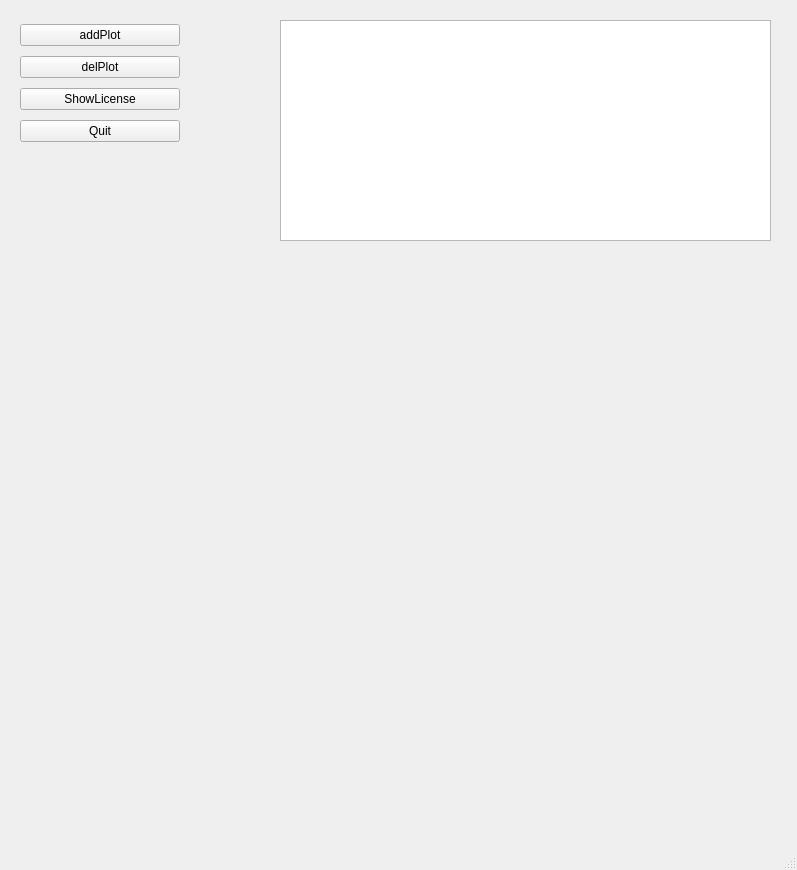
The window that papi/ui/quitter.ui (mijaru123/PaPI) describes before a commit, drawn with Qt 5.
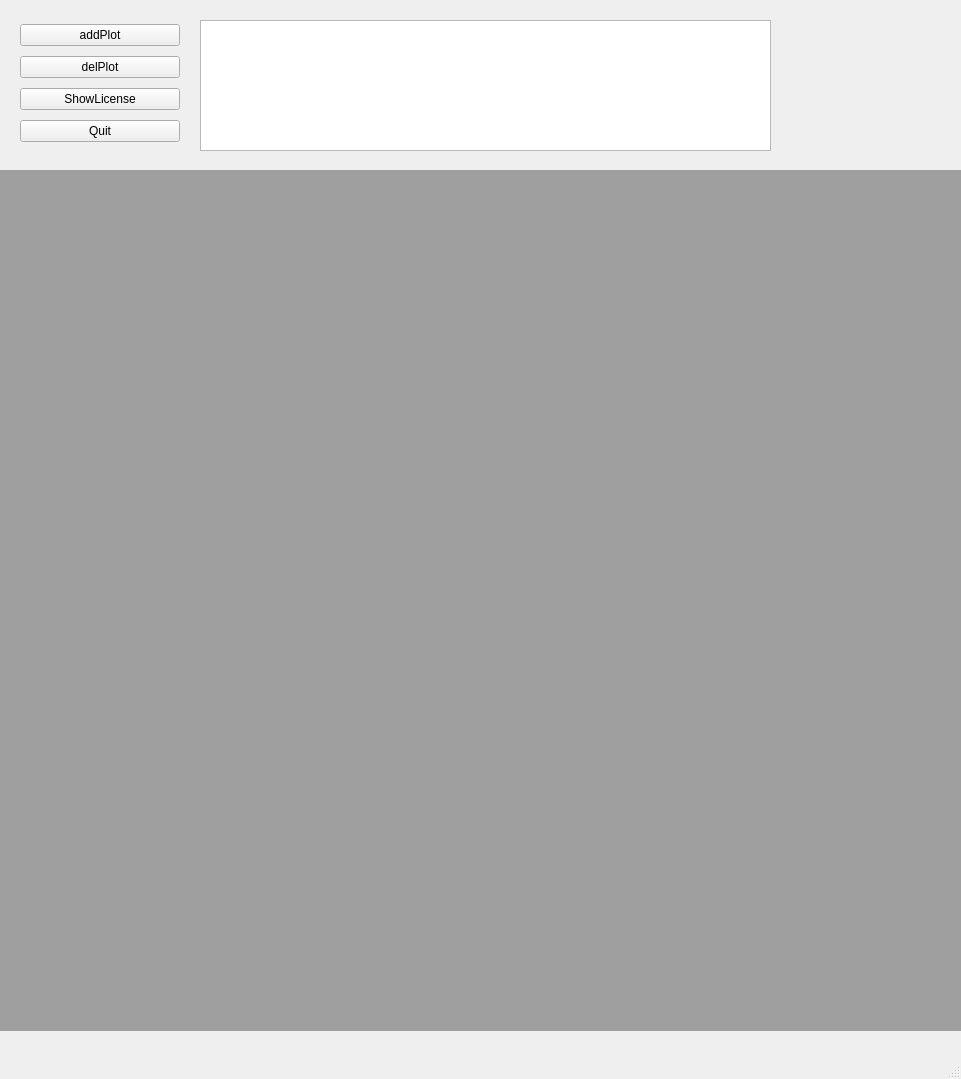
The same window after the commit.

Commit message: added subWIndows for scopes

Patch:
```diff
--- a/papi/ui/quitter.ui
+++ b/papi/ui/quitter.ui
@@ -6,8 +6,8 @@
    <rect>
     <x>0</x>
     <y>0</y>
-    <width>797</width>
-    <height>870</height>
+    <width>961</width>
+    <height>1079</height>
    </rect>
   </property>
   <property name="windowTitle">
@@ -17,10 +17,10 @@
    <widget class="QTextEdit" name="textEdit">
     <property name="geometry">
      <rect>
-      <x>280</x>
+      <x>200</x>
       <y>20</y>
-      <width>491</width>
-      <height>221</height>
+      <width>571</width>
+      <height>131</height>
      </rect>
     </property>
    </widget>
@@ -64,16 +64,15 @@
      </item>
     </layout>
    </widget>
-   <widget class="QWidget" name="verticalLayoutWidget">
+   <widget class="QMdiArea" name="scopeArea">
     <property name="geometry">
      <rect>
-      <x>80</x>
-      <y>360</y>
-      <width>671</width>
-      <height>441</height>
+      <x>0</x>
+      <y>170</y>
+      <width>961</width>
+      <height>861</height>
      </rect>
     </property>
-    <layout class="QVBoxLayout" name="vertLay"/>
    </widget>
   </widget>
   <widget class="QMenuBar" name="menubar">
```
Left out of the diff: 2 changed lines with no effect on the pictures. The commit also changes 4 other files.
